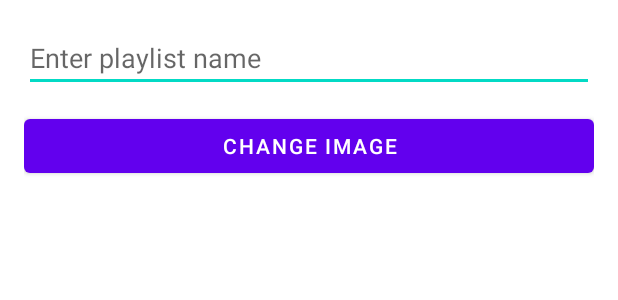
After one commit to tphan5901/Music-Player, an Android app built with Jetpack Compose: the layout edit_playlist.xml on its own in the app's theme, with its tools: preview values and no code run, on a phone screen of 412 x 824 dp. The commit adds this screen. Shown: the top 300 px of the screen. Run offline under Robolectric (Android 15) with nearby library versions, the phone set to English and light mode, and no system bars.

Commit message:
Added playlist title/image update  function

```diff
--- a/app/src/main/java/com/example/musicplayer/Music.kt
+++ b/app/src/main/java/com/example/musicplayer/Music.kt
@@ -17,11 +17,14 @@ data class Music(val id:String, val title:String, val album:String, val artist:S
 
 }
 
+    //Playlist Data model
     class Playlist{
         lateinit var name: String
         lateinit var playlist: ArrayList<Music>
         lateinit var createdOn: String
+        var imageUri: String = ""
     }
+
 
     class MusicPlaylist{
         var ref: ArrayList<Playlist> = ArrayList()
@@ -75,7 +78,6 @@ fun favoriteChecker(id: String): Int{
     }
 
 
-
     fun checkPlaylist(playlist: ArrayList<Music>): ArrayList<Music> {
         playlist.forEachIndexed { index, music ->
             val file = File(music.path)
--- a/app/src/main/java/com/example/musicplayer/MusicService.kt
+++ b/app/src/main/java/com/example/musicplayer/MusicService.kt
@@ -1,5 +1,6 @@
 package com.example.musicplayer
 
+import android.annotation.SuppressLint
 import android.app.PendingIntent
 import android.app.Service
 import android.content.Intent
@@ -40,6 +41,7 @@ class MusicService: Service(), AudioManager.OnAudioFocusChangeListener {
 
 
     //displays music player on device notification drop down
+    @SuppressLint("SuspiciousIndentation")
     fun showNotification(playPauseIcon: Int) {
         val intent = Intent(baseContext, MainActivity::class.java)
         val contentIntent = PendingIntent.getActivity(this, 0, intent, PendingIntent.FLAG_IMMUTABLE)
@@ -79,7 +81,7 @@ class MusicService: Service(), AudioManager.OnAudioFocusChangeListener {
 
         val notification = NotificationCompat.Builder(baseContext, ApplicationClass.CHANNEL_ID)
             .setContentTitle(PlayerActivity.musicListPA[PlayerActivity.songPosition].title)
-            .setContentText(PlayerActivity.musicListPA[PlayerActivity.songPosition].artist)
+        //    .setContentText(PlayerActivity.musicListPA[PlayerActivity.songPosition].artist)
             .setSmallIcon(playPauseIcon)
             .setLargeIcon(image)
             .setStyle(androidx.media.app.NotificationCompat.MediaStyle().setMediaSession(mediaSession.sessionToken))
--- a/app/src/main/java/com/example/musicplayer/PlaylistDetails.kt
+++ b/app/src/main/java/com/example/musicplayer/PlaylistDetails.kt
@@ -59,12 +59,12 @@ class PlaylistDetails : AppCompatActivity() {
             val builder = MaterialAlertDialogBuilder(this)
             builder.setTitle("Remove")
                 .setMessage("Do u want to remove all songs?")
+                .setNegativeButton("No"){ dialog, _->
+                    dialog.dismiss()
+                }
                 .setPositiveButton( "Yes"){ dialog, _ ->
                     PlaylistActivity.musicPlaylist.ref[currentPlaylistPos].playlist.clear()
                     adapter.refreshPlaylist()
-                    dialog.dismiss()
-                }
-                .setNegativeButton("No"){ dialog, _->
                     dialog.dismiss()
                 }
             val customDialog = builder.create()
--- /dev/null
+++ b/app/src/main/res/drawable/edit_icon.xml
@@ -0,0 +1,5 @@
+<vector xmlns:android="http://schemas.android.com/apk/res/android" android:height="24dp" android:tint="#000000" android:viewportHeight="24" android:viewportWidth="24" android:width="24dp">
+
+    <path android:fillColor="@android:color/white" android:pathData="M3,17.25V21h3.75L17.81,9.94l-3.75,-3.75L3,17.25zM20.71,7.04c0.39,-0.39 0.39,-1.02 0,-1.41l-2.34,-2.34c-0.39,-0.39 -1.02,-0.39 -1.41,0l-1.83,1.83 3.75,3.75 1.83,-1.83z"/>
+
+</vector>
--- a/app/src/main/res/layout/activity_playlist_details.xml
+++ b/app/src/main/res/layout/activity_playlist_details.xml
@@ -23,7 +23,7 @@
             android:src="@drawable/back_icon"
             android:contentDescription="@string/back_btn"
             android:backgroundTint="@android:color/transparent"
-            app:tint="@color/white"
+            app:tint="@android:color/black"
             android:padding="5dp"/>
 
         <TextView
--- /dev/null
+++ b/app/src/main/res/layout/edit_playlist.xml
@@ -0,0 +1,23 @@
+<?xml version="1.0" encoding="utf-8"?>
+<LinearLayout xmlns:android="http://schemas.android.com/apk/res/android"
+    android:layout_width="match_parent"
+    android:layout_height="wrap_content"
+    android:orientation="vertical"
+    android:padding="16dp">
+
+    <EditText
+        android:id="@+id/editPlaylistTitle"
+        android:layout_width="match_parent"
+        android:layout_height="wrap_content"
+        android:hint="Enter playlist name"
+        android:inputType="textCapWords"
+        android:maxLines="1" />
+
+    <Button
+        android:id="@+id/changeImageBtn"
+        android:layout_width="match_parent"
+        android:layout_height="wrap_content"
+        android:text="Change Image"
+        android:layout_marginTop="12dp" />
+
+</LinearLayout>
--- a/app/src/main/res/layout/gradient_black.xml
+++ /dev/null
@@ -1,6 +0,0 @@
-<?xml version="1.0" encoding="utf-8"?>
-<androidx.constraintlayout.widget.ConstraintLayout xmlns:android="http://schemas.android.com/apk/res/android"
-    android:layout_width="match_parent"
-    android:layout_height="match_parent">
-
-</androidx.constraintlayout.widget.ConstraintLayout>
--- a/app/src/main/res/values/strings.xml
+++ b/app/src/main/res/values/strings.xml
@@ -40,4 +40,5 @@
     <string name="version_name">Version name</string>
     <string name="set_theme">Set Theme</string>
     <string name="sort_by">Sort By</string>
+    <string name="playlist_edit">Edit Playlist</string>
 </resources>
```
Also changed, not shown: app/src/main/AndroidManifest.xml (+10 -1 lines), app/src/main/java/com/example/musicplayer/MainActivity.kt (+6 -6 lines), app/src/main/java/com/example/musicplayer/PlayerActivity.kt (+5 -2 lines), app/src/main/java/com/example/musicplayer/PlaylistActivity.kt (+86 -36 lines), app/src/main/java/com/example/musicplayer/PlaylistViewAdapter.kt (+41 -18 lines), app/src/main/res/layout/fragment_now_playing.xml (+4 -3 lines), app/src/main/res/layout/playlist_view.xml (+16 -1 lines). Lines whose indentation alone changed are shown as unchanged.
